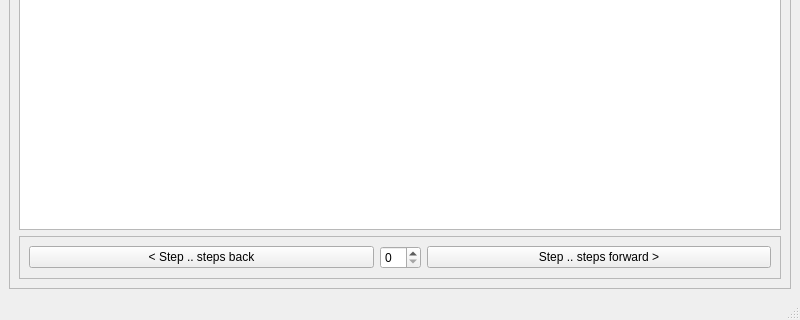
Qt form ui/step_through_query_window.ui (usc-psychsim/psychsim-eval-gui) before a commit; both pictures show x 0 to 800 and y 280 to 600 of the 800 by 600 pixel window.
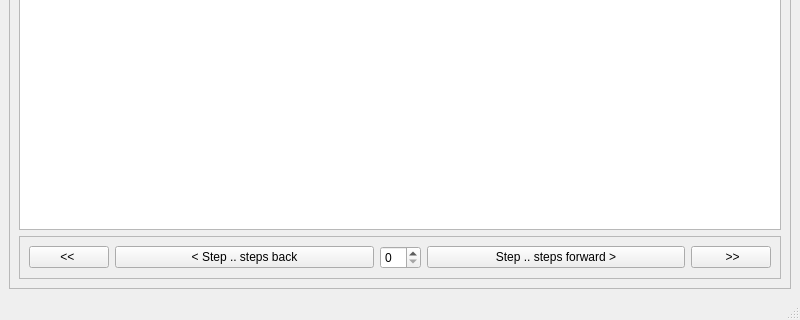
The same form after that commit.

Commit message: Add start and end buttons for stepping through data

```diff
--- a/ui/step_through_query_window.ui
+++ b/ui/step_through_query_window.ui
@@ -87,6 +87,19 @@
           <enum>QFrame::Raised</enum>
          </property>
          <layout class="QHBoxLayout" name="horizontalLayout">
+          <item>
+           <widget class="QPushButton" name="to_start_button">
+            <property name="sizePolicy">
+             <sizepolicy hsizetype="Fixed" vsizetype="Fixed">
+              <horstretch>0</horstretch>
+              <verstretch>0</verstretch>
+             </sizepolicy>
+            </property>
+            <property name="text">
+             <string>&lt;&lt; </string>
+            </property>
+           </widget>
+          </item>
           <item>
            <widget class="QPushButton" name="step_back_button">
             <property name="text">
@@ -111,6 +124,19 @@
             </property>
            </widget>
           </item>
+          <item>
+           <widget class="QPushButton" name="to_end_button">
+            <property name="sizePolicy">
+             <sizepolicy hsizetype="Fixed" vsizetype="Fixed">
+              <horstretch>0</horstretch>
+              <verstretch>0</verstretch>
+             </sizepolicy>
+            </property>
+            <property name="text">
+             <string> &gt;&gt;</string>
+            </property>
+           </widget>
+          </item>
          </layout>
         </widget>
        </item>
```
The commit also changes 1 other file.
